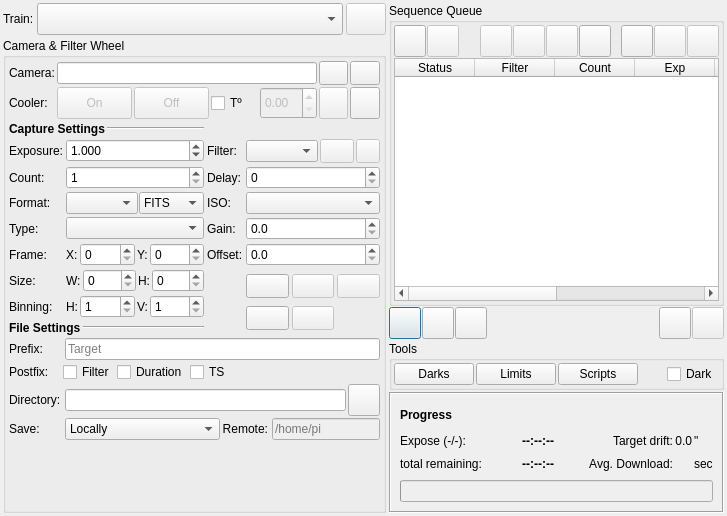
Qt form kstars/ekos/capture/capture.ui (KDE/kstars) before a commit.
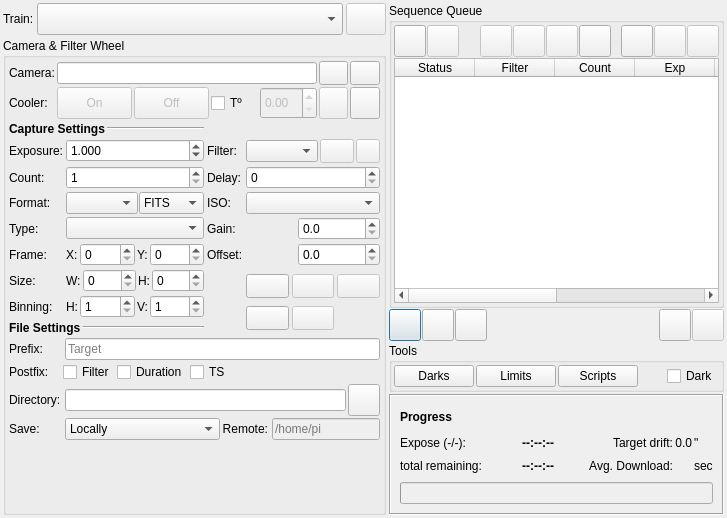
The same form after that commit. Icons and pictures are not drawn. Custom widgets are drawn as their Qt base class.

Commit message: Add camera read-only gain and offset values if available

```diff
--- a/kstars/ekos/capture/capture.ui
+++ b/kstars/ekos/capture/capture.ui
@@ -7,7 +7,7 @@
     <x>0</x>
     <y>0</y>
     <width>727</width>
-    <height>516</height>
+    <height>518</height>
    </rect>
   </property>
   <layout class="QHBoxLayout" name="horizontalLayout_5">
@@ -370,6 +370,30 @@
          </layout>
         </item>
         <item row="5" column="3">
+         <layout class="QHBoxLayout" name="gainLayout">
+          <property name="spacing">
+           <number>2</number>
+          </property>
+          <item>
+           <widget class="QLabel" name="currentGainLabel">
+            <property name="minimumSize">
+             <size>
+              <width>50</width>
+              <height>0</height>
+             </size>
+            </property>
+            <property name="toolTip">
+             <string>Current camera gain</string>
+            </property>
+            <property name="whatsThis">
+             <string/>
+            </property>
+            <property name="text">
+             <string/>
+            </property>
+           </widget>
+          </item>
+          <item>
          <widget class="QDoubleSpinBox" name="captureGainN">
           <property name="sizePolicy">
            <sizepolicy hsizetype="MinimumExpanding" vsizetype="Fixed">
@@ -390,6 +414,8 @@
            <double>10.000000000000000</double>
           </property>
          </widget>
+          </item>
+         </layout>
         </item>
         <item row="2" column="3">
          <layout class="QHBoxLayout" name="horizontalLayout_2">
@@ -515,6 +541,30 @@
          </widget>
         </item>
         <item row="6" column="3">
+         <layout class="QHBoxLayout" name="offsetLayout">
+          <property name="spacing">
+           <number>2</number>
+          </property>
+          <item>
+           <widget class="QLabel" name="currentOffsetLabel">
+            <property name="minimumSize">
+             <size>
+              <width>50</width>
+              <height>0</height>
+             </size>
+            </property>
+            <property name="toolTip">
+             <string>Current camera offset</string>
+            </property>
+            <property name="whatsThis">
+             <string/>
+            </property>
+            <property name="text">
+             <string/>
+            </property>
+           </widget>
+          </item>
+          <item>
          <widget class="QDoubleSpinBox" name="captureOffsetN">
           <property name="sizePolicy">
            <sizepolicy hsizetype="MinimumExpanding" vsizetype="Fixed">
@@ -535,6 +585,8 @@
            <double>10.000000000000000</double>
           </property>
          </widget>
+          </item>
+         </layout>
         </item>
         <item row="6" column="2">
          <widget class="QLabel" name="textLabel1_20">
```
Left out of the diff: 4 changed lines with no effect on the pictures. Lines whose indentation alone changed are shown as unchanged. The commit also changes 1 other file.
